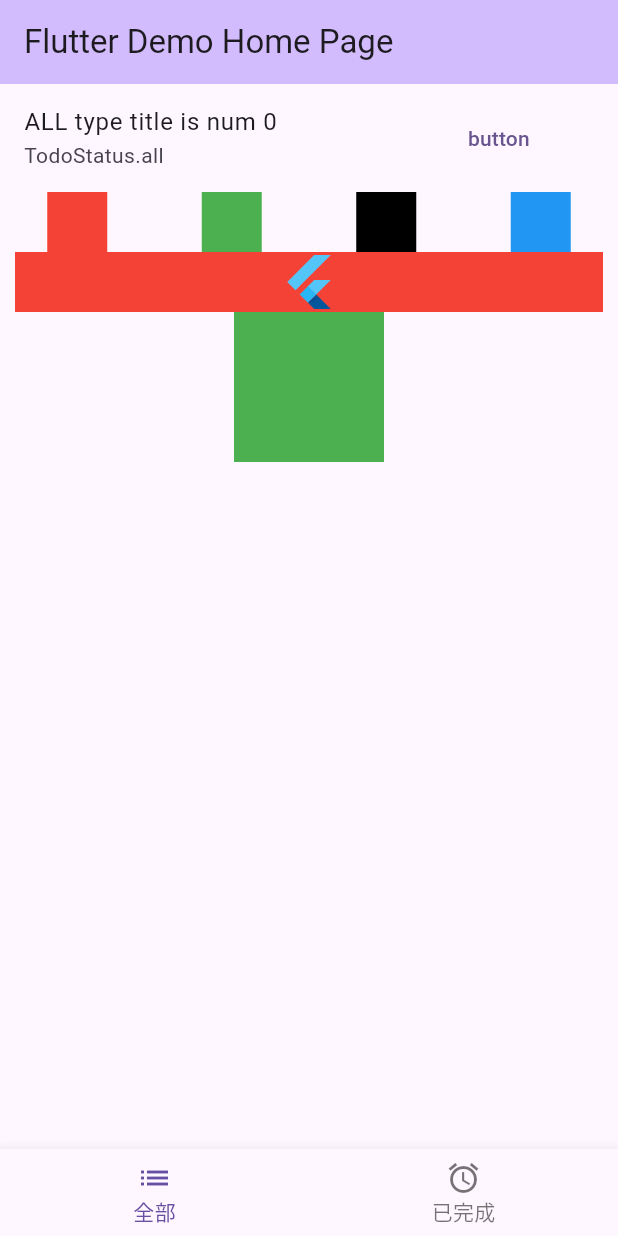
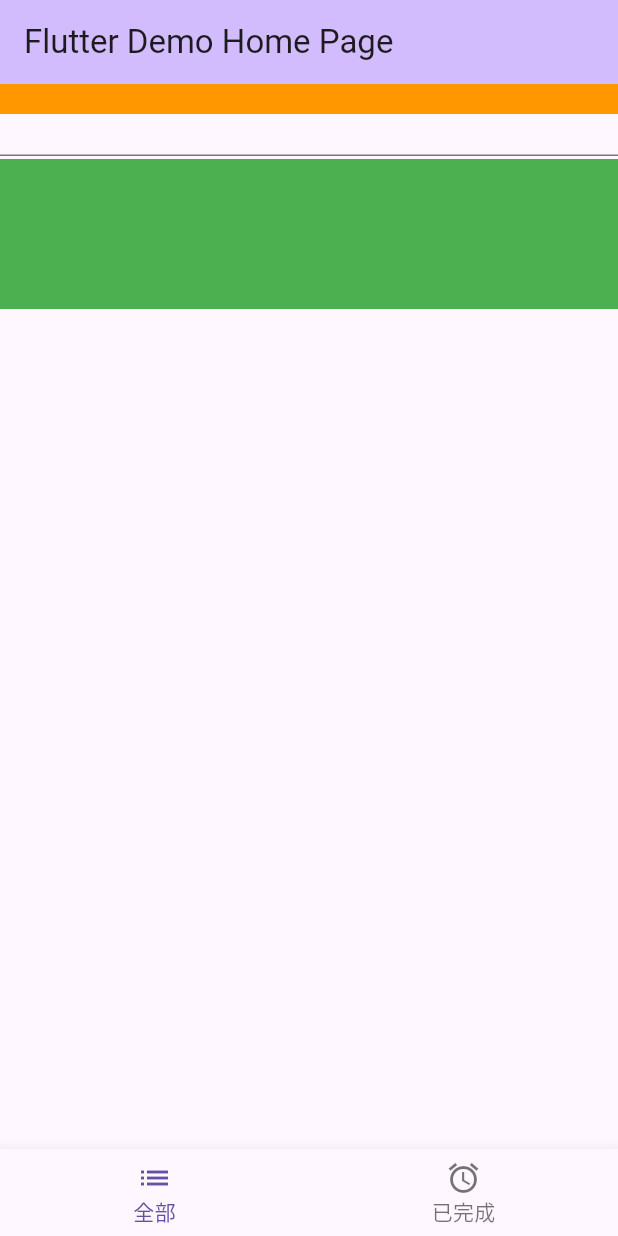
Before and after one commit to zyt1678532032/architecture_example_flutter, a Flutter app: the screen it shows after launch, on a phone screen of 412 x 824 dp. Run offline on Flutter 3.47's test engine with Material 3 defaults, Android fonts, the phone set to English and light mode, and no system bars.

Commit message:
feat: TweenAnimationBuilder & translate translate过渡动画

```diff
--- a/lib/change_notifier_provider/home_screen.dart
+++ b/lib/change_notifier_provider/home_screen.dart
@@ -1,3 +1,4 @@
+import 'package:architecture_example_flutter/change_notifier_provider/widget/custom_tween_animation.dart';
 import 'package:architecture_example_flutter/change_notifier_provider/widget/todos_page.dart';
 import 'package:flutter/material.dart';
 import 'model/todo_list_model.dart';
@@ -54,11 +55,23 @@ class _HomePageForProvider extends State<HomePageForProvider> {
       body: ValueListenableBuilder<TodoStatus>(
         valueListenable: _tab,
         builder: (context, todoStatus, child) {
-          if (todoStatus == TodoStatus.all) {
-            return const AllTodosPage();
-          } else {
-            return const ComputedTodosPage();
-          }
+          return Column(
+            children: [
+              CustomTweenAnimation(
+                onlyScale: false,
+                onEnd: (child) {
+                  Transform.translate(
+                    offset: const Offset(0, 0),
+                    child: child,
+                  );
+                },
+                child: Container(
+                  color: Colors.green,
+                  height: 100,
+                ),
+              ),
+            ],
+          );
         },
       ),
     );
--- /dev/null
+++ b/lib/change_notifier_provider/widget/custom_tween_animation.dart
@@ -0,0 +1,96 @@
+import 'dart:ui';
+
+import 'package:flutter/material.dart';
+
+class CustomTweenAnimation extends StatefulWidget {
+  const CustomTweenAnimation({
+    required this.child,
+    this.onlyScale = false,
+    super.key,
+    required this.onEnd,
+  });
+
+  final Widget child;
+  final bool onlyScale;
+  final Function onEnd;
+
+  @override
+  State<StatefulWidget> createState() => _CustomTweenAnimationState();
+}
+
+class _CustomTweenAnimationState extends State<CustomTweenAnimation> {
+  double begin = 0;
+  double end = -50 + 20;
+  bool isFirstInit = true;
+
+  @override
+  void initState() {
+    super.initState();
+  }
+
+  @override
+  Widget build(BuildContext context) {
+    return Stack(
+      children: [
+        isFirstInit
+            ? Column(
+                children: [
+                  const SizedBox(
+                    height: 50,
+                    child: TextField(),
+                  ),
+                  widget.child
+                ],
+              )
+            : TweenAnimationBuilder<double>(
+                duration: const Duration(milliseconds: 1000),
+                curve: Curves.fastOutSlowIn,
+                tween: Tween(begin: begin, end: end),
+                builder: (_, value, child) {
+                  if (widget.onlyScale) {
+                    return Transform.scale(
+                      scale: lerpDouble(1, -1, value)?.clamp(0, 1),
+                      child: child,
+                    );
+                  }
+                  return Transform.translate(
+                    offset: Offset(0, value),
+                    child: child,
+                  );
+                },
+                child: Column(
+                  children: [
+                    const SizedBox(
+                      height: 50,
+                      child: TextField(),
+                    ),
+                    const SizedBox(
+                      height: 50,
+                      child: TextField(),
+                    ),
+                    widget.child
+                  ],
+                ),
+              ),
+        GestureDetector(
+          onTap: () {
+            isFirstInit = false;
+            setState(() {
+              if (begin == -50) {
+                begin = 0;
+                end = -50 + 20;
+              } else {
+                begin = -50;
+                end = 20;
+              }
+            });
+          },
+          child: Container(
+            color: Colors.orange,
+            height: 20,
+          ),
+        ),
+      ],
+    );
+  }
+}
```
Also changed, not shown: 1 other file.
